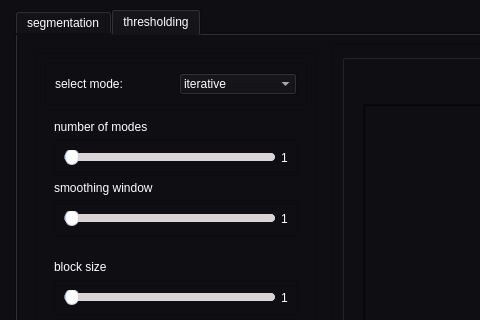
Old version of the form ui.ui in the repository Eagle-E-Y-E/Task4-Segmentation; both pictures show x 0 to 480 and y 0 to 320 of the 999 by 830 pixel window.
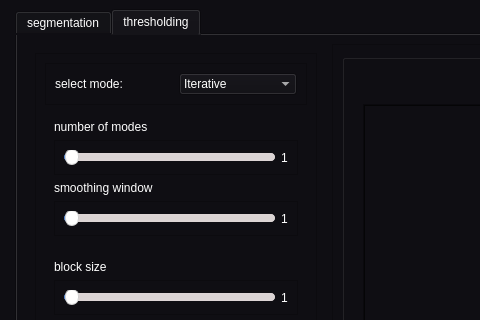
New version of the form. The open tabs and pages were chosen to show the change. Icons and pictures are not drawn.

```diff
--- a/ui.ui
+++ b/ui.ui
@@ -1565,7 +1565,7 @@
                    </property>
                    <item>
                     <property name="text">
-                     <string>iterative</string>
+                     <string>Iterative</string>
                     </property>
                    </item>
                    <item>
```
Left out of the diff: 12 changed lines with no effect on the pictures.
